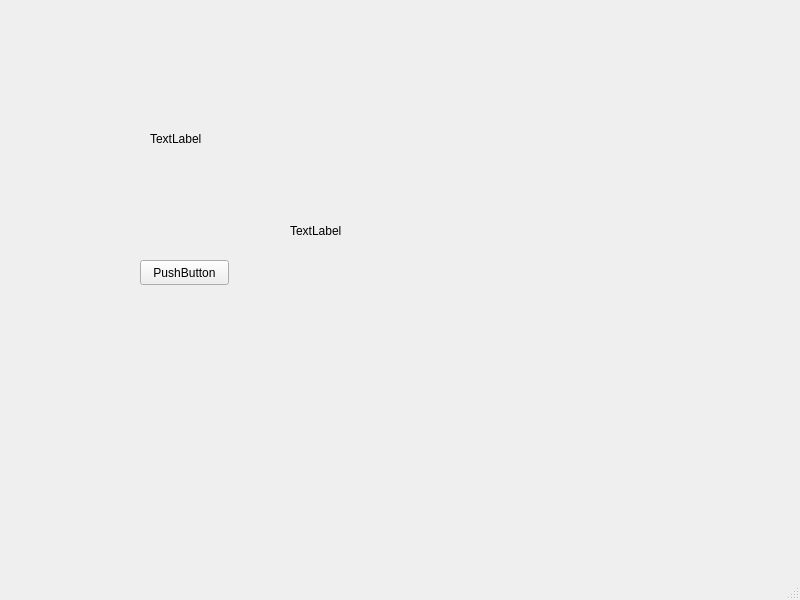
Qt form UI.ui (s94285/RawImageViewer) before a commit.
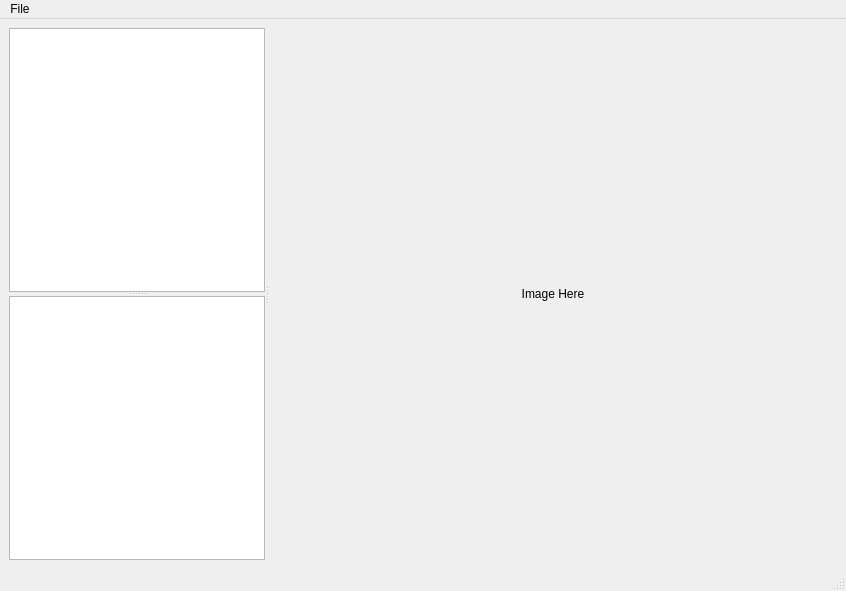
The same form after that commit.

Commit message: finish basic functions

```diff
--- a/UI.ui
+++ b/UI.ui
@@ -6,63 +6,85 @@
    <rect>
     <x>0</x>
     <y>0</y>
-    <width>800</width>
-    <height>600</height>
+    <width>846</width>
+    <height>591</height>
    </rect>
   </property>
   <property name="windowTitle">
    <string>MainWindow</string>
   </property>
   <widget class="QWidget" name="centralwidget">
-   <widget class="QPushButton" name="pushButton">
-    <property name="geometry">
-     <rect>
-      <x>140</x>
-      <y>260</y>
-      <width>89</width>
-      <height>25</height>
-     </rect>
-    </property>
-    <property name="text">
-     <string>PushButton</string>
-    </property>
-   </widget>
-   <widget class="QLabel" name="label">
-    <property name="geometry">
-     <rect>
-      <x>150</x>
-      <y>130</y>
-      <width>67</width>
-      <height>17</height>
-     </rect>
-    </property>
-    <property name="text">
-     <string>TextLabel</string>
-    </property>
-   </widget>
-   <widget class="QLabel" name="imageLabel">
-    <property name="geometry">
-     <rect>
-      <x>290</x>
-      <y>80</y>
-      <width>321</width>
-      <height>301</height>
-     </rect>
-    </property>
-    <property name="text">
-     <string>TextLabel</string>
-    </property>
-   </widget>
+   <layout class="QGridLayout" name="gridLayout">
+    <item row="0" column="0">
+     <widget class="QSplitter" name="splitter_2">
+      <property name="sizePolicy">
+       <sizepolicy hsizetype="Preferred" vsizetype="Preferred">
+        <horstretch>0</horstretch>
+        <verstretch>0</verstretch>
+       </sizepolicy>
+      </property>
+      <property name="orientation">
+       <enum>Qt::Horizontal</enum>
+      </property>
+      <widget class="QSplitter" name="splitter">
+       <property name="sizePolicy">
+        <sizepolicy hsizetype="Fixed" vsizetype="Expanding">
+         <horstretch>0</horstretch>
+         <verstretch>0</verstretch>
+        </sizepolicy>
+       </property>
+       <property name="orientation">
+        <enum>Qt::Vertical</enum>
+       </property>
+       <widget class="QTreeView" name="treeView">
+        <property name="sizePolicy">
+         <sizepolicy hsizetype="Preferred" vsizetype="Expanding">
+          <horstretch>0</horstretch>
+          <verstretch>0</verstretch>
+         </sizepolicy>
+        </property>
+       </widget>
+       <widget class="QListView" name="listView">
+        <property name="selectionMode">
+         <enum>QAbstractItemView::MultiSelection</enum>
+        </property>
+       </widget>
+      </widget>
+      <widget class="QLabel" name="imageLabel">
+       <property name="sizePolicy">
+        <sizepolicy hsizetype="Expanding" vsizetype="Expanding">
+         <horstretch>1</horstretch>
+         <verstretch>0</verstretch>
+        </sizepolicy>
+       </property>
+       <property name="text">
+        <string>Image Here</string>
+       </property>
+       <property name="alignment">
+        <set>Qt::AlignCenter</set>
+       </property>
+      </widget>
+     </widget>
+    </item>
+   </layout>
   </widget>
   <widget class="QMenuBar" name="menubar">
    <property name="geometry">
     <rect>
      <x>0</x>
      <y>0</y>
-     <width>800</width>
+     <width>846</width>
      <height>28</height>
     </rect>
    </property>
+   <widget class="QMenu" name="menuFile">
+    <property name="title">
+     <string>File</string>
+    </property>
+    <addaction name="actionTest"/>
+    <addaction name="actionOpen_Folder"/>
+   </widget>
+   <addaction name="menuFile"/>
   </widget>
   <widget class="QStatusBar" name="statusbar"/>
  </widget>
```
Left out of the diff: 12 changed lines with no effect on the pictures. The commit also changes 2 other files.
